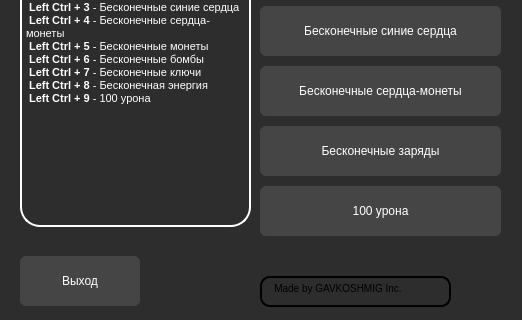
Above: Interface_RU10.ui from DuckAndStranger/isaac-cheat before the change; both pictures show x 0 to 522 and y 354 to 674 of the 522 by 674 pixel window. Below: the same form after it.
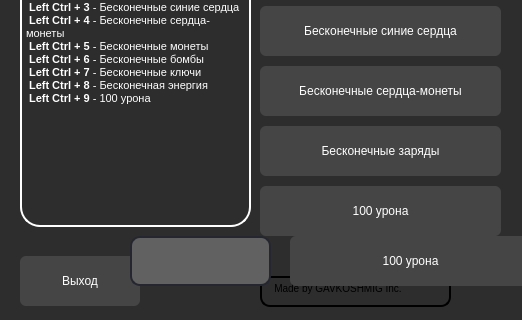
That is the form after the change. Icons and pictures are not drawn.

```diff
--- a/Interface_RU10.ui
+++ b/Interface_RU10.ui
@@ -934,6 +934,71 @@
      <pixmap>imgonline-com-ua-Resize-FJDPqgFmfYQzOIw.jpg</pixmap>
     </property>
    </widget>
+   <widget class="QLineEdit" name="Input_items_2">
+    <property name="geometry">
+     <rect>
+      <x>130</x>
+      <y>590</y>
+      <width>141</width>
+      <height>50</height>
+     </rect>
+    </property>
+    <property name="styleSheet">
+     <string notr="true">QLineEdit{
+	font: 10pt &quot;MS Shell Dlg 2&quot;;
+	border: 2px solid rgb(37, 39, 48);
+	border-radius: 10px;
+	color: #FFF;
+	padding-left: 20 px;
+	padding-right: 20 px;
+	background-color: rgb(97, 97, 97);
+}
+QLineEdit:hover{
+	border: 2px solid rgb(104, 104, 104);
+}
+QLineEdit:focus{
+	border: 2px solid rgb(255, 255, 255);
+	
+	background-color: rgb(141, 141, 141);
+}</string>
+    </property>
+   </widget>
+   <widget class="QPushButton" name="Dmg_btn_2">
+    <property name="geometry">
+     <rect>
+      <x>290</x>
+      <y>590</y>
+      <width>241</width>
+      <height>50</height>
+     </rect>
+    </property>
+    <property name="styleSheet">
+     <string notr="true">QPushButton {
+	color: rgb(255, 255, 255);
+	font: 10pt &quot;MS Shell Dlg 2&quot;;
+    border-radius: 6px;
+	background-color: rgb(69, 69, 69);
+    min-width: 80px;
+}
+QPushButton:hover{
+	border: 2px solid rgb(50, 50, 50);
+}
+QPushButton:pressed {
+	background-color: rgb(64, 64, 64);
+}
+
+QPushButton:flat {
+    border: none; 
+}
+
+QPushButton:default {
+    border-color: navy; 
+}</string>
+    </property>
+    <property name="text">
+     <string>100 урона</string>
+    </property>
+   </widget>
   </widget>
  </widget>
  <resources/>
```
